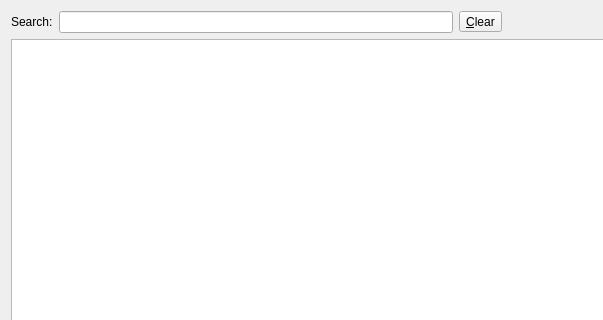
First picture: the form in client/src/dialogs/selectitemdialog.ui, repository KDAB/FatCRM, before the edit; both pictures show x 0 to 603 and y 0 to 320 of the 907 by 578 pixel window.
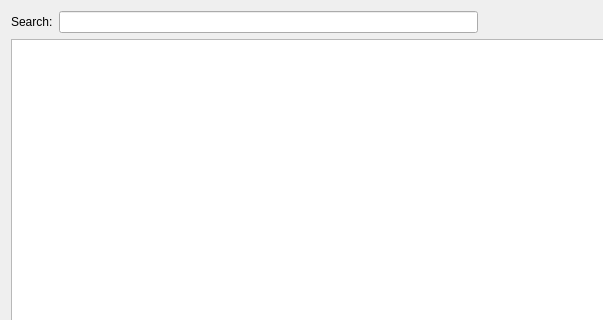
Second picture: the form after the edit. Custom widgets are drawn as their Qt base class.

Commit message: Prefer QLineEdit's own clear button

Patch:
```diff
--- a/client/src/dialogs/selectitemdialog.ui
+++ b/client/src/dialogs/selectitemdialog.ui
@@ -24,12 +24,9 @@
       </widget>
      </item>
      <item>
-      <widget class="QLineEdit" name="searchLE"/>
-     </item>
-     <item>
-      <widget class="QToolButton" name="clearSearchPB">
-       <property name="text">
-        <string>&amp;Clear</string>
+      <widget class="QLineEdit" name="searchLE">
+       <property name="clearButtonEnabled">
+        <bool>true</bool>
        </property>
       </widget>
      </item>
```
The commit also changes 1 other file.
